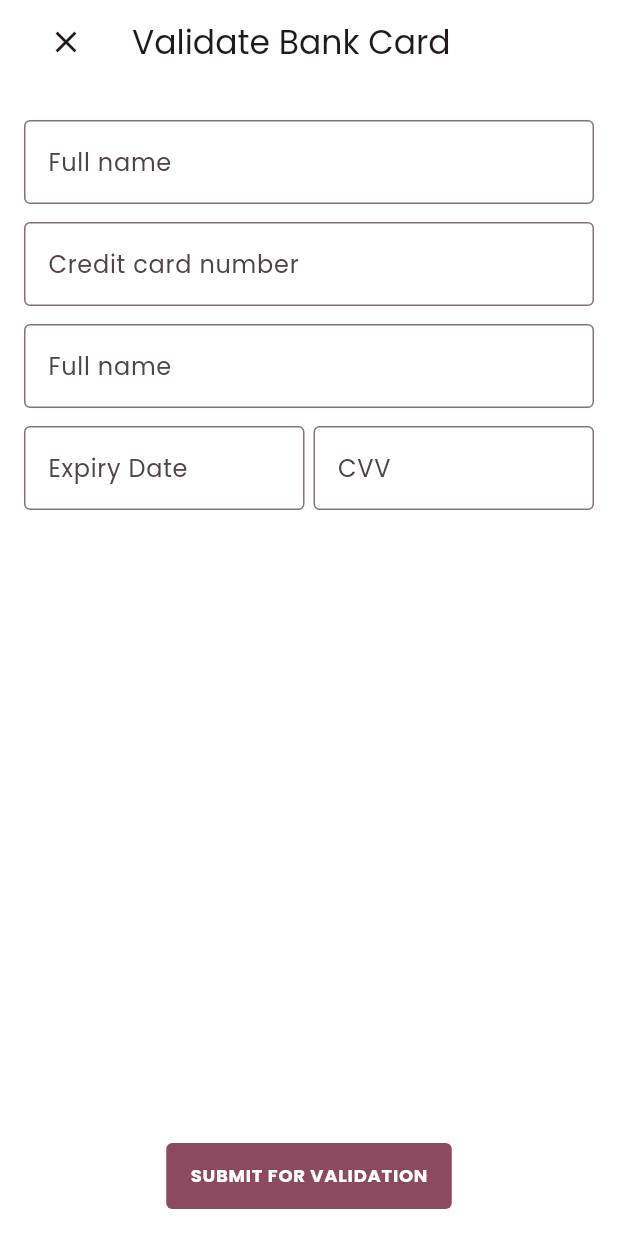
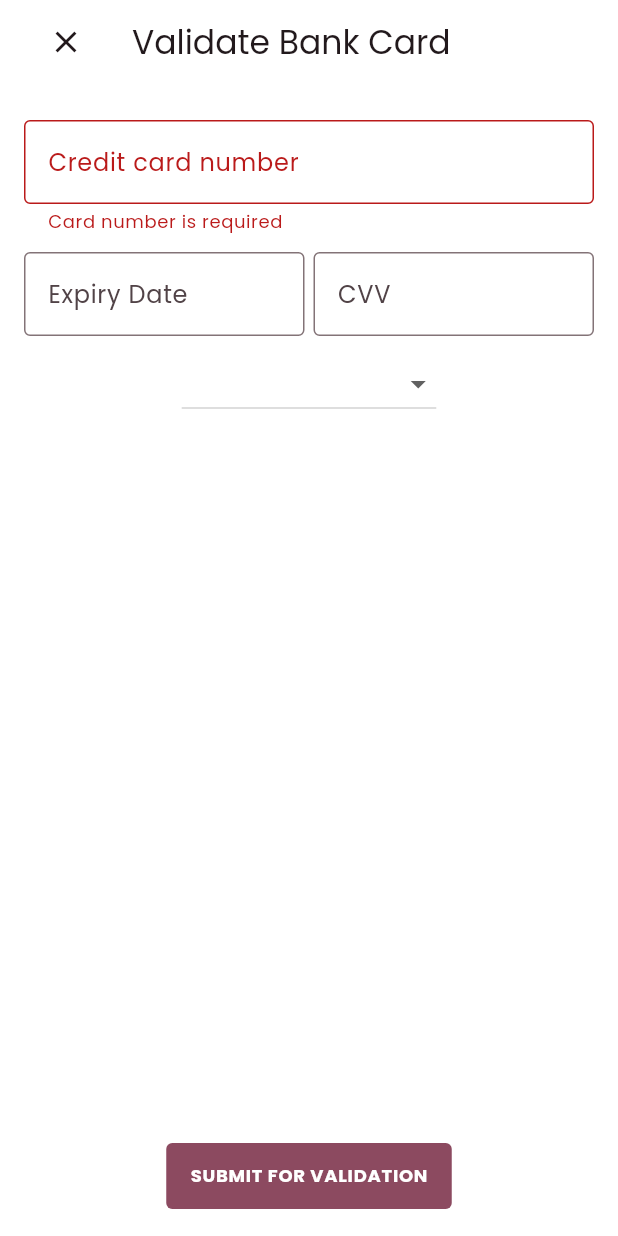
Before and after one commit to TinasheKeith/checkout, a Flutter app: the screen it shows after launch, after a tap on an icon or button, on a phone screen of 412 x 824 dp. Run offline on Flutter 3.47's test engine with Material 2 defaults, Android fonts, the phone set to English and light mode, and no system bars; our stand-ins replace device_preview, eva_icons_flutter, go_router, google_fonts, sentry_flutter; missing offline and left inert: credit_card_validator; generated files the repository leaves out were written again.

Commit message:
added working card number field

```diff
--- /dev/null
+++ b/lib/mixins/card_number_input_formatter.dart
@@ -0,0 +1,22 @@
+import 'package:flutter/services.dart';
+
+class CardTextInputFormatter extends TextInputFormatter {
+  @override
+  TextEditingValue formatEditUpdate(
+    TextEditingValue oldValue,
+    TextEditingValue newValue,
+  ) {
+    String? newText = newValue.text;
+
+    if (oldValue.text.length >= newValue.text.length) return newValue;
+
+    if (newText.length % 5 == 4) {
+      newText = '${newValue.text} ';
+    }
+
+    return TextEditingValue(
+      text: newText,
+      selection: TextSelection.collapsed(offset: newText.length),
+    );
+  }
+}
--- a/lib/src/widgets/screens/card_input_screen/card_input_screen.dart
+++ b/lib/src/widgets/screens/card_input_screen/card_input_screen.dart
@@ -1,70 +1,118 @@
+import 'package:checkout/mixins/card_number_input_formatter.dart';
+import 'package:checkout/src/widgets/screens/card_input_screen/card_input_screen_view_model.dart';
 import 'package:flutter/material.dart';
+import 'package:flutter/services.dart';
+import 'package:provider/provider.dart';
 
 class CardInputScreen extends StatelessWidget {
-  const CardInputScreen({super.key});
+  CardInputScreen({super.key});
+
+  final _formKey = GlobalKey<FormState>();
 
   @override
   Widget build(BuildContext context) {
-    return Scaffold(
-      body: const Padding(
-        padding: EdgeInsets.symmetric(horizontal: 16),
+    return ChangeNotifierProvider(
+      create: (context) => CardInputScreenViewModel(),
+      child: Consumer<CardInputScreenViewModel>(
+        builder: (context, viewModel, child) {
+          return Form(
+            autovalidateMode: AutovalidateMode.always,
+            key: _formKey,
+            child: Scaffold(
+              backgroundColor:
+                  Theme.of(context).bottomNavigationBarTheme.backgroundColor,
+              body: Padding(
+                padding: const EdgeInsets.symmetric(horizontal: 16),
                 child: CustomScrollView(
                   slivers: [
                     SliverAppBar(
-              title: Text('Validate Bank Card'),
+                      backgroundColor: Theme.of(context)
+                          .bottomNavigationBarTheme
+                          .backgroundColor,
+                      title: const Text('Validate Bank Card'),
                     ),
                     SliverFillRemaining(
                       child: SingleChildScrollView(
                         child: Column(
                           children: [
-                    SizedBox(height: 24),
-                    TextField(
-                      decoration: InputDecoration(
-                        label: Text('Full name'),
-                        hintText: 'Tinashe Debugsdaily',
-                        floatingLabelBehavior: FloatingLabelBehavior.auto,
+                            const SizedBox(height: 24),
+                            TextFormField(
+                              validator: (value) {
+                                if (value == null || value.isEmpty) {
+                                  return 'Card number is required';
+                                }
+
+                                viewModel.validateCardNumber(value);
+
+                                if (viewModel.errorMessage != null) {
+                                  return viewModel.errorMessage;
+                                }
+
+                                return null;
+                              },
+                              maxLength: 19,
+                              maxLengthEnforcement: MaxLengthEnforcement
+                                  .truncateAfterCompositionEnds,
+                              keyboardType: TextInputType.number,
+
+                              inputFormatters: <TextInputFormatter>[
+                                CardTextInputFormatter(),
+                                FilteringTextInputFormatter.allow(
+                                  RegExp(r'^[0-9\s]*$'),
+                                ),
+                              ],
+                              controller: viewModel.cardNumberController,
+                              onChanged: (value) {
+                                viewModel.validateCardNumber(value);
+                              },
+                              decoration: const InputDecoration(
+                                label: Text('Credit card number'),
+                                hintText: '0000 0000 0000 0000',
+                                floatingLabelBehavior:
+                                    FloatingLabelBehavior.auto,
                               ),
                             ),
-                    SizedBox(height: 12),
-                    TextField(
-                      decoration: InputDecoration(
-                        label: Text('Credit card number'),
-                        hintText: '0000 0000 0000 0000',
-                        floatingLabelBehavior: FloatingLabelBehavior.auto,
-                      ),
-                    ),
-                    SizedBox(height: 12),
-                    TextField(
-                      decoration: InputDecoration(
-                        label: Text('Full name'),
-                        hintText: 'Tinashe Debugsdaily',
-                        floatingLabelBehavior: FloatingLabelBehavior.auto,
-                      ),
-                    ),
-                    SizedBox(height: 12),
+                            const SizedBox(height: 12),
                             Row(
                               children: [
                                 Expanded(
-                          child: TextField(
-                            decoration: InputDecoration(
+                                  child: TextFormField(
+                                    keyboardType: TextInputType.datetime,
+                                    decoration: const InputDecoration(
                                       label: Text('Expiry Date'),
                                       hintText: '10/26',
-                              floatingLabelBehavior: FloatingLabelBehavior.auto,
+                                      floatingLabelBehavior:
+                                          FloatingLabelBehavior.auto,
                                     ),
                                   ),
                                 ),
-                        SizedBox(width: 6),
-                        Expanded(
+                                const SizedBox(width: 6),
+                                const Expanded(
                                   child: TextField(
                                     decoration: InputDecoration(
                                       label: Text('CVV'),
                                       hintText: '123',
-                              floatingLabelBehavior: FloatingLabelBehavior.auto,
+                                      floatingLabelBehavior:
+                                          FloatingLabelBehavior.auto,
                                     ),
                                   ),
                                 ),
                               ],
+                            ),
+                            const SizedBox(height: 8),
+                            DropdownButton(
+                              items: CheckoutCardType.values
+                                  .map(
+                                    (value) =>
+                                        DropdownMenuItem<CheckoutCardType>(
+                                      value: value,
+                                      child: Text(value.cardType),
+                                    ),
                                   )
+                                  .toList(),
+                              onChanged: (value) {},
+                            ),
+                            const SizedBox(height: 12),
                           ],
                         ),
                       ),
@@ -72,7 +120,8 @@ class CardInputScreen extends StatelessWidget {
                   ],
                 ),
               ),
-      floatingActionButtonLocation: FloatingActionButtonLocation.centerFloat,
+              floatingActionButtonLocation:
+                  FloatingActionButtonLocation.centerFloat,
               floatingActionButton: MaterialButton(
                 elevation: 0,
                 color: Theme.of(context).primaryColor,
@@ -85,6 +134,10 @@ class CardInputScreen extends StatelessWidget {
                       ),
                 ),
               ),
+            ),
+          );
+        },
+      ),
     );
   }
 }
--- a/lib/src/widgets/screens/card_input_screen/card_input_screen_view_model.dart
+++ b/lib/src/widgets/screens/card_input_screen/card_input_screen_view_model.dart
@@ -0,0 +1,59 @@
+import 'package:credit_card_validator/credit_card_validator.dart';
+import 'package:flutter/material.dart';
+
+enum CheckoutCardType {
+  visa('Visa'),
+  mastercard('Mastercard'),
+  americanExpress('American Express'),
+  discover('Discover'),
+  unionPay('UnionPay'),
+  unknown('Unknown');
+
+  const CheckoutCardType(this.cardType);
+
+  static CheckoutCardType fromString(String cardType) {
+    return values.firstWhere(
+      (value) => value.cardType == cardType,
+      orElse: () {
+        return CheckoutCardType.unknown;
+      },
+    );
+  }
+
+  final String cardType;
+}
+
+class CardInputScreenViewModel with ChangeNotifier {
+  final _validator = CreditCardValidator();
+  final _cardNumberController = TextEditingController();
+
+  String? _cardCVV;
+  String? _errorMessage;
+  CheckoutCardType? _cardType;
+  DateTime? _selectedDate;
+
+  String? get cardCvv => _cardCVV;
+  String? get errorMessage => _errorMessage;
+  CheckoutCardType? get cardType => _cardType;
+  TextEditingController get cardNumberController => _cardNumberController;
+  DateTime? get selectedDate => _selectedDate;
+
+  void validateCardNumber(String cardNumber) {
+    _getCardType(cardNumber);
+  }
+
+  void _getCardType(String cardNumber) {
+    final result = _validator.validateCCNum(cardNumber);
+
+    if (result.message.isNotEmpty) {
+      _errorMessage = result.message;
+      return;
+    }
+
+    if (result.isPotentiallyValid) {
+      _errorMessage = null;
+      _cardType = CheckoutCardType.fromString(result.ccType.prettyType);
+      notifyListeners();
+    }
+  }
+}
--- a/lib/src/widgets/shared/navigation_helper_widget/app_scaffold_view_model.dart
+++ b/lib/src/widgets/shared/navigation_helper_widget/app_scaffold_view_model.dart
@@ -41,7 +41,7 @@ class AppScaffoldViewModel with ChangeNotifier, ResponsiveMixin {
         MaterialPageRoute<Widget>(
           fullscreenDialog: true,
           builder: (BuildContext context) {
-            return const Dialog.fullscreen(
+            return Dialog.fullscreen(
               child: CardInputScreen(),
             );
           },
@@ -64,7 +64,7 @@ class AppScaffoldViewModel with ChangeNotifier, ResponsiveMixin {
                     maxHeight: 600,
                     minWidth: 350,
                   ),
-                  child: const CardInputScreen(),
+                  child: CardInputScreen(),
                 ),
               ),
             ),
--- a/lib/theme/checkout_theme.dart
+++ b/lib/theme/checkout_theme.dart
@@ -56,6 +56,7 @@ class CheckoutTheme extends ThemeExtension<CheckoutTheme> {
       ),
       inputDecorationTheme: const InputDecorationTheme(
         border: OutlineInputBorder(),
+        counterStyle: TextStyle(color: Colors.transparent),
       ),
       floatingActionButtonTheme:
           const FloatingActionButtonThemeData(elevation: 0),
--- a/pubspec.yaml
+++ b/pubspec.yaml
@@ -17,6 +17,8 @@ dependencies:
   device_preview: 1.1.0
   go_router: 8.0.1
   eva_icons_flutter: 3.1.0
+  credit_card_validator: 2.1.0
+  provider: 6.0.5
 
 dev_dependencies:
   flutter_lints: 2.0.0
```
Also changed, not shown: pubspec.lock. Lines whose indentation alone changed are shown as unchanged.
